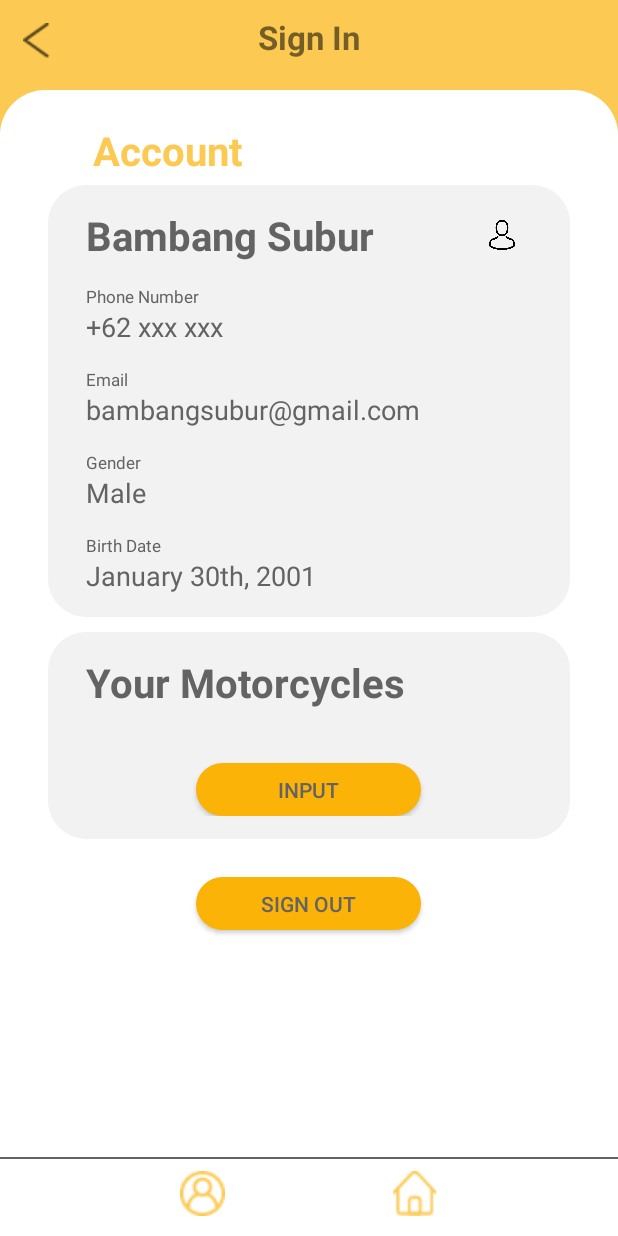
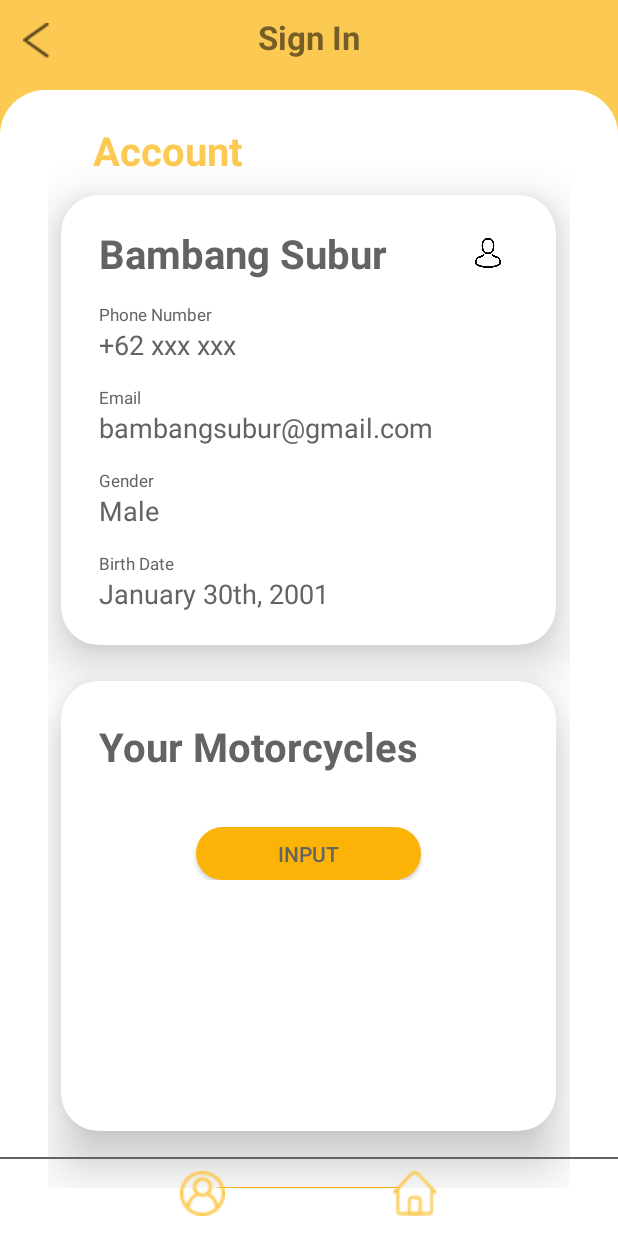
Before and after one commit to sabsabila/BENJOL-Mobile, an Android app: the layout activity_profile.xml on its own in the app's theme, with its tools: preview values and no code run, on a phone screen of 412 x 824 dp. Run offline under Robolectric (Android 15) with nearby library versions, the phone set to English and light mode, and no system bars.

Commit message:
Card View revision on profile

```diff
--- a/app/src/main/res/layout/activity_profile.xml
+++ b/app/src/main/res/layout/activity_profile.xml
@@ -1,5 +1,6 @@
 <?xml version="1.0" encoding="utf-8"?>
-<layout xmlns:android="http://schemas.android.com/apk/res/android">
+<layout xmlns:android="http://schemas.android.com/apk/res/android"
+    xmlns:app="http://schemas.android.com/apk/res-auto">
     <data>
     </data>
     <RelativeLayout
@@ -35,13 +36,20 @@
                     android:layout_marginTop="50dp"
                     android:paddingLeft="30dp"/>
 
+                <androidx.cardview.widget.CardView
+                    android:layout_width="330dp"
+                    android:layout_height="300dp"
+                    android:layout_margin="12dp"
+                    android:layout_gravity="center_horizontal"
+                    app:cardCornerRadius="25dp"
+                    app:cardElevation="20dp" >
+
                     <LinearLayout
                         android:id="@+id/profile_layout"
                         android:layout_width="match_parent"
                         android:layout_height="wrap_content"
                         android:layout_gravity="center_horizontal"
                         android:layout_marginTop="5dp"
-                    android:background="@drawable/rounded_square"
                         android:orientation="vertical"
                         android:paddingTop="15dp"
                         android:paddingBottom="15dp"
@@ -127,6 +135,15 @@
                             android:textSize="8pt"
                             android:textColor="@color/colorTextDark" />
                     </LinearLayout>
+                </androidx.cardview.widget.CardView>
+
+                <androidx.cardview.widget.CardView
+                    android:layout_width="330dp"
+                    android:layout_height="300dp"
+                    android:layout_margin="12dp"
+                    android:layout_gravity="center_horizontal"
+                    app:cardCornerRadius="25dp"
+                    app:cardElevation="20dp" >
 
                     <LinearLayout
                         android:id="@+id/motorcycle_layout"
@@ -134,7 +151,6 @@
                         android:layout_height="wrap_content"
                         android:layout_gravity="center_horizontal"
                         android:layout_marginTop="10dp"
-                    android:background="@drawable/rounded_square"
                         android:orientation="vertical"
                         android:paddingTop="15dp"
                         android:paddingBottom="15dp"
@@ -168,6 +184,7 @@
                             android:text="Input"/>
 
                     </LinearLayout>
+                </androidx.cardview.widget.CardView>
 
                 <Button
                     android:id="@+id/sign_out_button"
```
Lines whose indentation alone changed are shown as unchanged.
